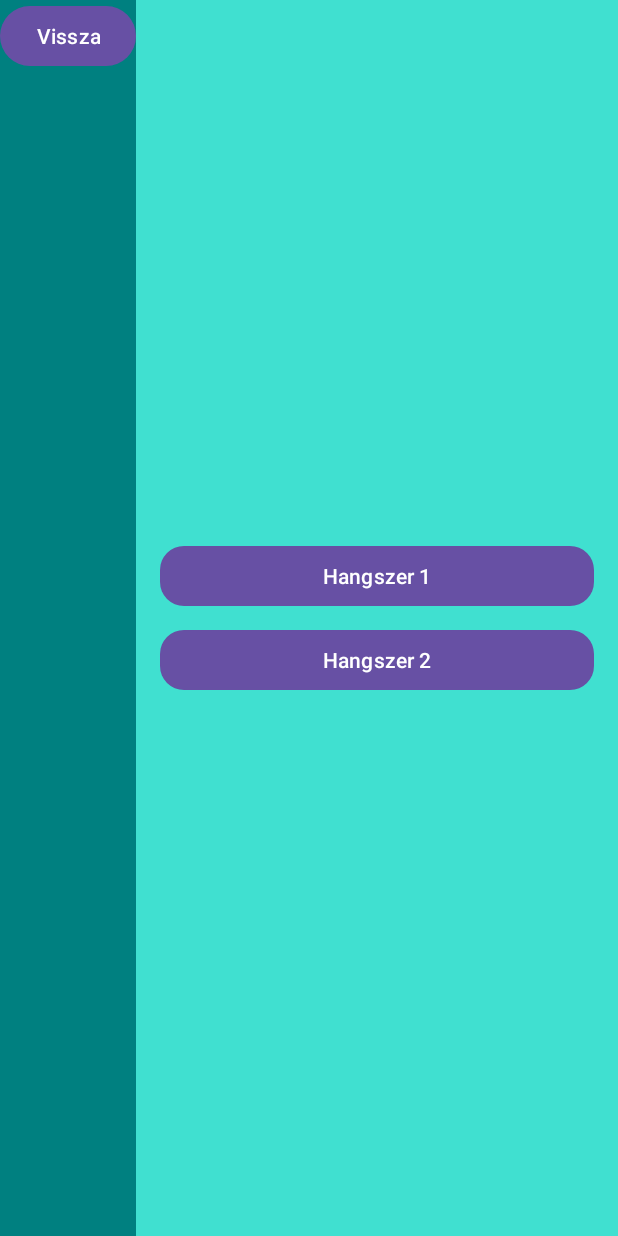
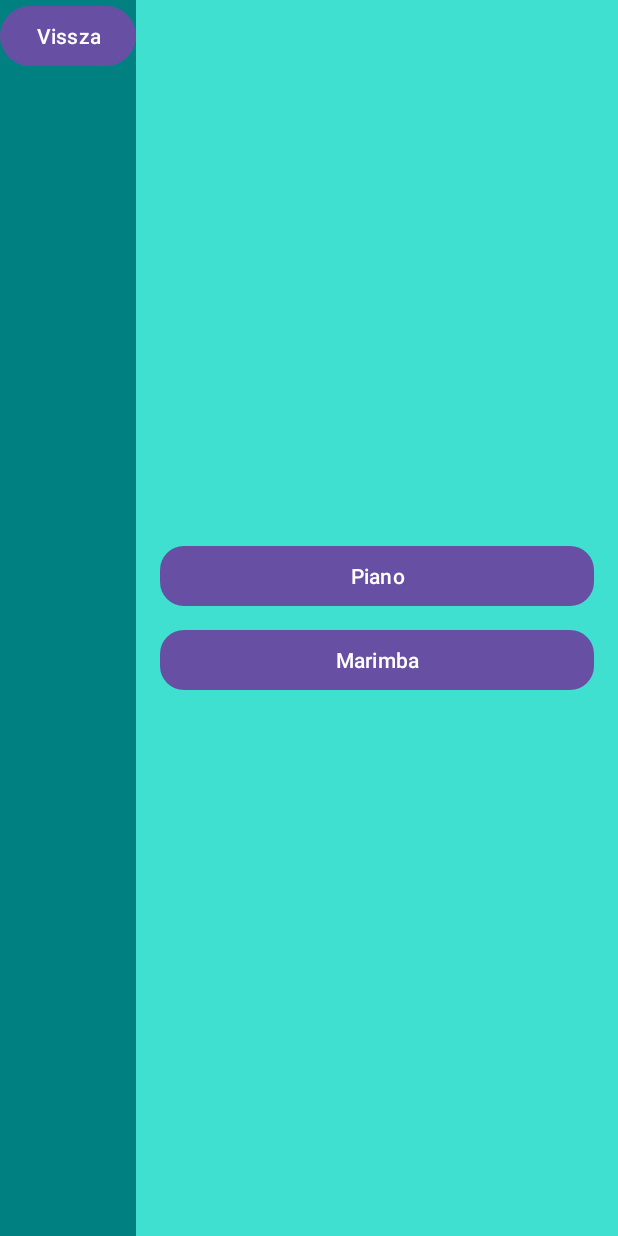
Before and after one commit to szpeterr/ML-Kit-App, an Android app: the InstrumentActivity screen opened directly, with no data from a screen before it, on a phone screen of 412 x 824 dp. Run offline under Robolectric (Android 15) with nearby library versions, the phone set to English and light mode, and no system bars; libraries missing offline, so code that uses them is left out: org.billthefarmer.mididriver.

Commit message:
Instrument switch works

```diff
--- a/app/src/main/java/com/example/ml_vision_app/InstrumentActivity.java
+++ b/app/src/main/java/com/example/ml_vision_app/InstrumentActivity.java
@@ -1,12 +1,10 @@
 package com.example.ml_vision_app;
 
 import android.annotation.SuppressLint;
+import android.content.Context;
 import android.content.Intent;
-import android.media.AudioFormat;
-import android.media.AudioManager;
-import android.media.AudioTrack;
+import android.content.SharedPreferences;
 import android.os.Bundle;
-import android.view.MotionEvent;
 import android.view.View;
 import android.widget.Button;
 
@@ -16,10 +14,15 @@ import androidx.core.graphics.Insets;
 import androidx.core.view.ViewCompat;
 import androidx.core.view.WindowInsetsCompat;
 
+import org.billthefarmer.mididriver.MidiConstants;
+import org.billthefarmer.mididriver.GeneralMidiConstants;
+
 public class InstrumentActivity extends AppCompatActivity {
 
-    Button h1Button;
+    Button pianoButton;
+    Button marimbaButton;
     Button backButton;
+    //public static int activeInstrument;
 
     @SuppressLint("ClickableViewAccessibility")
     @Override
@@ -33,8 +36,14 @@ public class InstrumentActivity extends AppCompatActivity {
             return insets;
         });
 
-        h1Button = findViewById(R.id.hangszer1);
+        pianoButton = findViewById(R.id.Piano);
+        marimbaButton = findViewById(R.id.Marimba);
         backButton = findViewById(R.id.backButton);
+
+        SharedPreferences sharedPreferences = getSharedPreferences("MyPrefs", Context.MODE_PRIVATE);
+        SharedPreferences.Editor editor = sharedPreferences.edit();
+        editor.putInt("instrumentId", 0);
+        editor.apply();
 
 //        h1Button.setOnTouchListener(new View.OnTouchListener() {
 //            @Override
@@ -63,6 +72,26 @@ public class InstrumentActivity extends AppCompatActivity {
                 startActivity(intent);
             }
         });
+        pianoButton.setOnClickListener(new View.OnClickListener() {
+            @Override
+            public void onClick(View v) {
+                saveInstrument(GeneralMidiConstants.ACOUSTIC_GRAND_PIANO);
+            }
+        });
+
+        marimbaButton.setOnClickListener(new View.OnClickListener() {
+            @Override
+            public void onClick(View v) {
+                saveInstrument(GeneralMidiConstants.MARIMBA);
+            }
+        });
+    }
+
+    private void saveInstrument(int newInstrumentId) {
+        SharedPreferences sharedPreferences = getSharedPreferences("MyPrefs", Context.MODE_PRIVATE);
+        SharedPreferences.Editor editor = sharedPreferences.edit();
+        editor.putInt("instrumentId", newInstrumentId);
+        editor.apply();
     }
 
 //    @Override
--- a/app/src/main/res/layout/activity_instrument.xml
+++ b/app/src/main/res/layout/activity_instrument.xml
@@ -26,31 +26,31 @@
 
     <!-- Center buttons -->
     <com.google.android.material.button.MaterialButton
-        android:id="@+id/hangszer1"
+        android:id="@+id/Piano"
         android:layout_width="0dp"
         android:layout_height="wrap_content"
         android:layout_marginStart="16dp"
         android:layout_marginEnd="16dp"
-        android:text="Hangszer 1"
+        android:text="Piano"
         app:cornerRadius="16dp"
-        app:layout_constraintBottom_toTopOf="@+id/hangszer2"
+        app:layout_constraintBottom_toTopOf="@+id/Marimba"
         app:layout_constraintEnd_toEndOf="parent"
         app:layout_constraintStart_toEndOf="@+id/menu_layout"
         app:layout_constraintTop_toTopOf="parent"
         app:layout_constraintVertical_chainStyle="packed" />
 
     <com.google.android.material.button.MaterialButton
-        android:id="@+id/hangszer2"
+        android:id="@+id/Marimba"
         android:layout_width="0dp"
         android:layout_height="wrap_content"
         android:layout_marginStart="16dp"
         android:layout_marginTop="8dp"
         android:layout_marginEnd="16dp"
-        android:text="Hangszer 2"
+        android:text="Marimba"
         app:cornerRadius="16dp"
         app:layout_constraintBottom_toBottomOf="parent"
         app:layout_constraintEnd_toEndOf="parent"
         app:layout_constraintStart_toEndOf="@+id/menu_layout"
-        app:layout_constraintTop_toBottomOf="@+id/hangszer1" />
+        app:layout_constraintTop_toBottomOf="@+id/Piano" />
 
 </androidx.constraintlayout.widget.ConstraintLayout>
--- a/app/src/main/res/layout/activity_main.xml
+++ b/app/src/main/res/layout/activity_main.xml
@@ -38,7 +38,7 @@
     </ImageButton>
 
     <ImageButton
-        android:id="@+id/MusicDetection"
+        android:id="@+id/MusicMenu"
         android:layout_width="150dp"
         android:layout_height="150dp"
         android:layout_marginTop="16dp"
@@ -61,7 +61,7 @@
         android:foreground="@drawable/sharp_action_key_24"
         app:cardCornerRadius="16dp"
         app:layout_constraintEnd_toEndOf="parent"
-        app:layout_constraintStart_toEndOf="@+id/MusicDetection"
+        app:layout_constraintStart_toEndOf="@+id/MusicMenu"
         app:layout_constraintTop_toBottomOf="@+id/FaceDetection">
     </ImageButton>
 
```
Also changed, not shown: app/src/main/java/com/example/ml_vision_app/MainActivity.java (+7 -4 lines), app/src/main/java/com/example/ml_vision_app/PoseDetectionActivity.java (+11 -3 lines).
